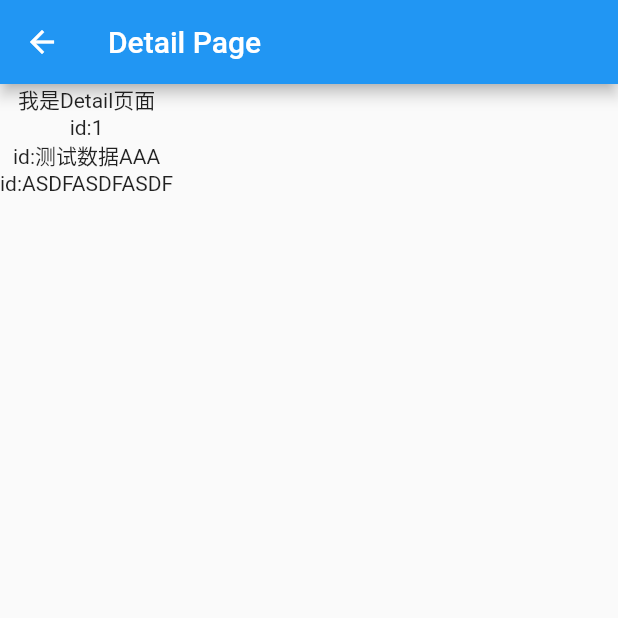
After one commit to scalerone/flutter-demo, a Flutter app: the ListPage screen opened by its route, after a tap on "测试数据AAA", on a phone screen of 412 x 824 dp, the top half of it. The commit adds this screen. Run offline on Flutter 3.47's test engine with Material 2 defaults, Android fonts, the phone set to English and light mode, and no system bars.

Commit message:
路由传参数

```diff
--- /dev/null
+++ b/lib/detailpage.dart
@@ -0,0 +1,24 @@
+import 'package:flutter/material.dart';
+
+class DetailPage extends StatelessWidget {
+  @override
+  Widget build(BuildContext context) {
+     //获取路由传参
+     final Map args = ModalRoute.of(context).settings.arguments;
+
+    return Scaffold(
+      appBar: AppBar(
+        title: Text("Detail Page"),
+      ),
+      body:
+        new Column(
+          children: <Widget>[
+             Text("我是Detail页面"),
+             Text("id:${args['id']}" ),
+             Text("id:${args['title']}"),
+             Text("id:${args['subtitle']}")
+          ],
+        )
+      );
+  }
+}
--- a/lib/list.dart
+++ b/lib/list.dart
@@ -18,8 +18,12 @@ class ListPage extends StatelessWidget {
       list.add( ListTile(
           title: Text(item["title"],style: TextStyle(fontSize: 18.0) ),
           subtitle: Text(item["subtitle"]),
-          leading:  Icon( Icons.fastfood, color:Colors.orange ),
-          trailing: Icon(Icons.keyboard_arrow_right)
+          leading:  Icon( Icons.favorite, color:Colors.orange ),
+          trailing: Icon(Icons.keyboard_arrow_right),
+          onTap:(){
+            //点击的时候，进行路由跳转传参
+             Navigator.pushNamed(context, "DetailPage", arguments:item);
+          },
       ));
     }
   //    List l1 = ['a', 'b', 'c', 'd'];
--- a/lib/main.dart
+++ b/lib/main.dart
@@ -2,6 +2,7 @@ import 'package:flutter/material.dart';
 import 'package:flutter/rendering.dart';
 import 'list.dart';
 import 'page2.dart';
+import 'detailpage.dart';
 void main() => runApp(MyApp());
 
 class MyApp extends StatelessWidget {
@@ -14,6 +15,7 @@ class MyApp extends StatelessWidget {
       routes: {
         "ListPage":(context)=> ListPage(),
         "Page2":(context)=> TextPage(),
+        "DetailPage":(context)=> DetailPage(), //增加详情页的路由配置
       },
       home: MyHomePage(),
     );
```
Also changed, not shown: lib/text.dart (added, +22 -0 lines).
